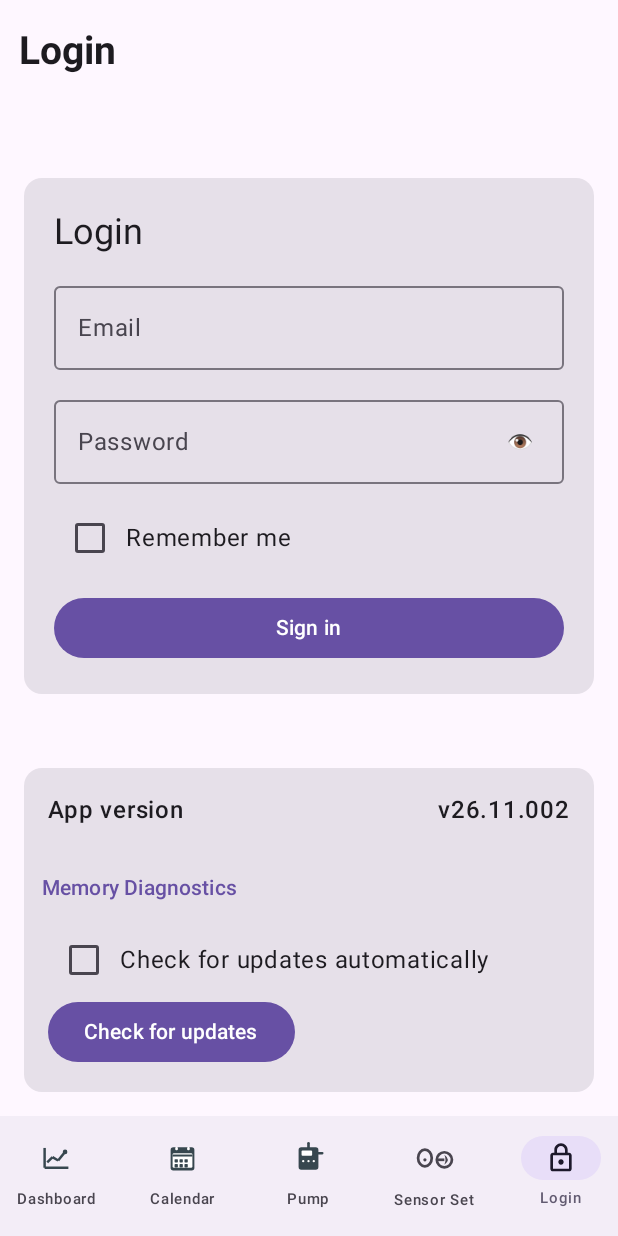
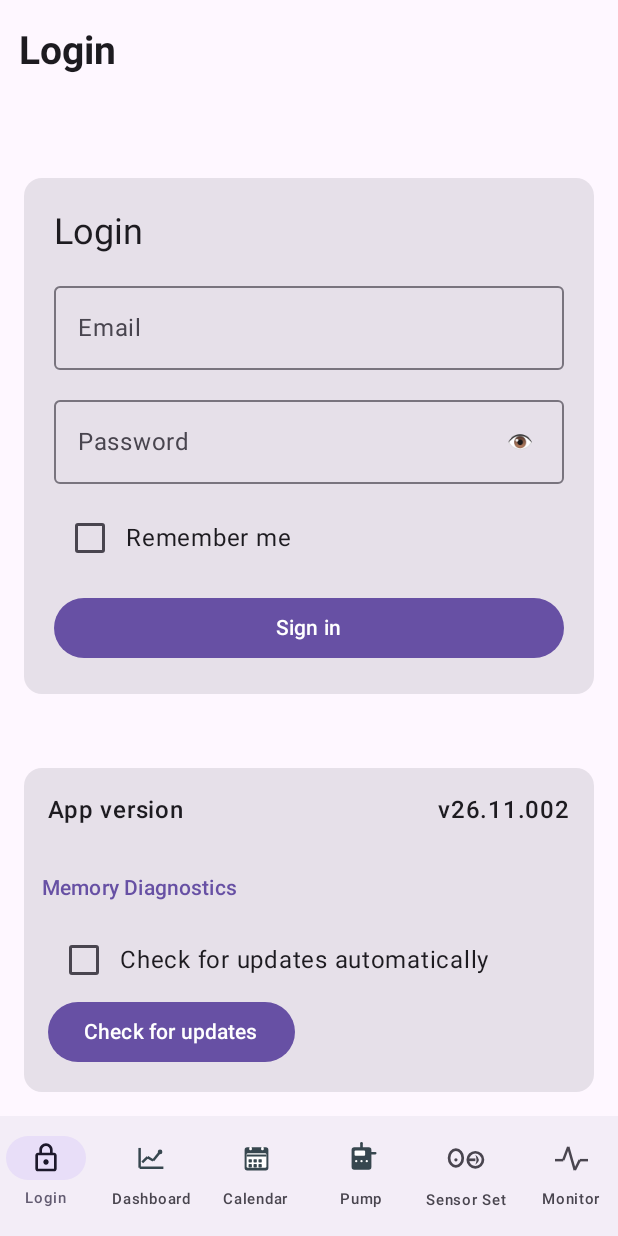
Before and after one commit to ddamT3/TandemSourceRT, an Android app built with Jetpack Compose: the screen it shows after launch (MainActivity), on a phone screen of 412 x 824 dp. Run offline under Robolectric (Android 15) with nearby library versions, the phone set to English and light mode, and no system bars; pictures from the network do not load.

Commit message:
wip(ts-001): add dedicated memory monitor navigation (AppRoot.kt)

```diff
--- a/app/src/main/java/com/example/tandemapp/ui/AppRoot.kt
+++ b/app/src/main/java/com/example/tandemapp/ui/AppRoot.kt
@@ -322,6 +322,19 @@ fun AppRoot(vm: HomeViewModel) {
 		bottomBar = {
 			NavigationBar {
 				NavigationBarItem(
+					selected = currentScreen == AppScreen.Login,
+					onClick = { currentScreen = AppScreen.Login },
+					icon = {
+						Icon(
+							imageVector = Icons.Outlined.Lock,
+							contentDescription = "Login",
+							modifier = Modifier.size(21.dp)
+						)
+					},
+					label = { Text("Login", fontSize = 10.sp) }
+				)
+
+				NavigationBarItem(
 					selected = currentScreen == AppScreen.Home,
 					onClick = { currentScreen = AppScreen.Home },
 					icon = { DashboardChartIcon() },
@@ -359,16 +372,10 @@ fun AppRoot(vm: HomeViewModel) {
 				)
 
 				NavigationBarItem(
-					selected = currentScreen == AppScreen.Login,
-					onClick = { currentScreen = AppScreen.Login },
-					icon = {
-						Icon(
-							imageVector = Icons.Outlined.Lock,
-							contentDescription = "Login",
-							modifier = Modifier.size(21.dp)
-						)
-					},
-					label = { Text("Login", fontSize = 10.sp) }
+					selected = currentScreen == AppScreen.Monitor,
+					onClick = { currentScreen = AppScreen.Monitor },
+					icon = { MemoryMonitorIcon() },
+					label = { Text("Monitor", fontSize = 10.sp) }
 				)
 			}
 		}
@@ -550,6 +557,11 @@ fun AppRoot(vm: HomeViewModel) {
 						}
 					}
 				},
+				modifier = Modifier.padding(innerPadding)
+			)
+
+			AppScreen.Monitor -> MemoryDiagnosticsScreen(
+				onBack = { currentScreen = AppScreen.Login },
 				modifier = Modifier.padding(innerPadding)
 			)
 
@@ -833,3 +845,21 @@ private fun CalendarMonthGridIcon(
 		)
 	}
 }
+
+@Composable
+private fun MemoryMonitorIcon() {
+	val tint = LocalContentColor.current
+	Canvas(modifier = Modifier.size(22.dp)) {
+		val points = listOf(
+			Offset(0f, size.height * 0.55f),
+			Offset(size.width * 0.25f, size.height * 0.55f),
+			Offset(size.width * 0.40f, size.height * 0.15f),
+			Offset(size.width * 0.60f, size.height * 0.85f),
+			Offset(size.width * 0.75f, size.height * 0.55f),
+			Offset(size.width, size.height * 0.55f)
+		)
+		for (i in 1 until points.size) {
+			drawLine(tint, points[i - 1], points[i], strokeWidth = size.width * 0.075f)
+		}
+	}
+}
```
